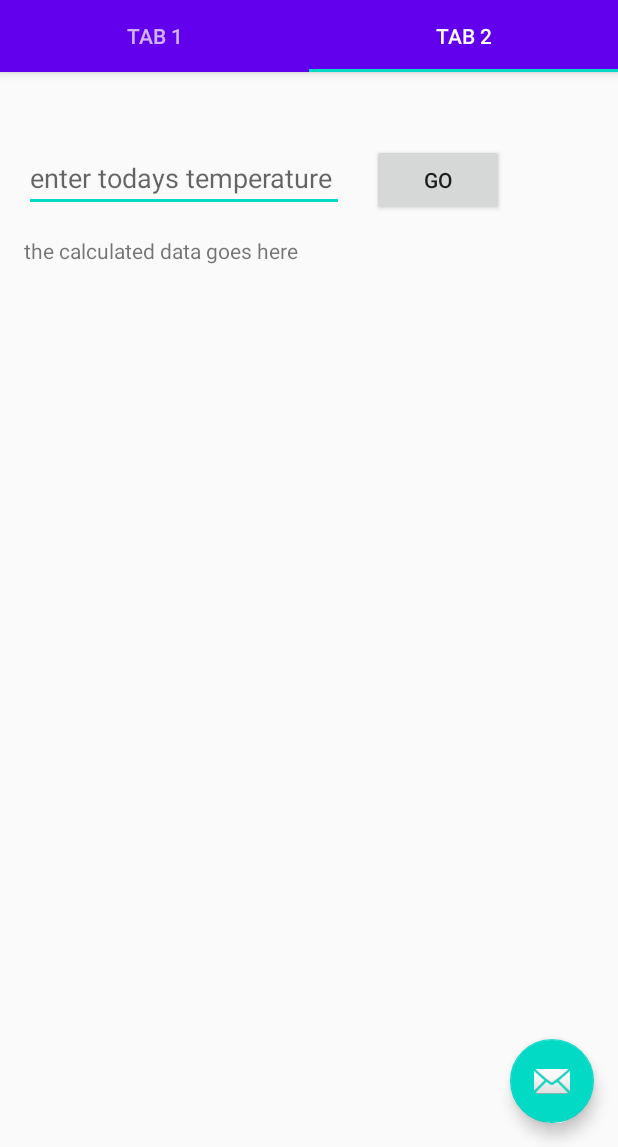
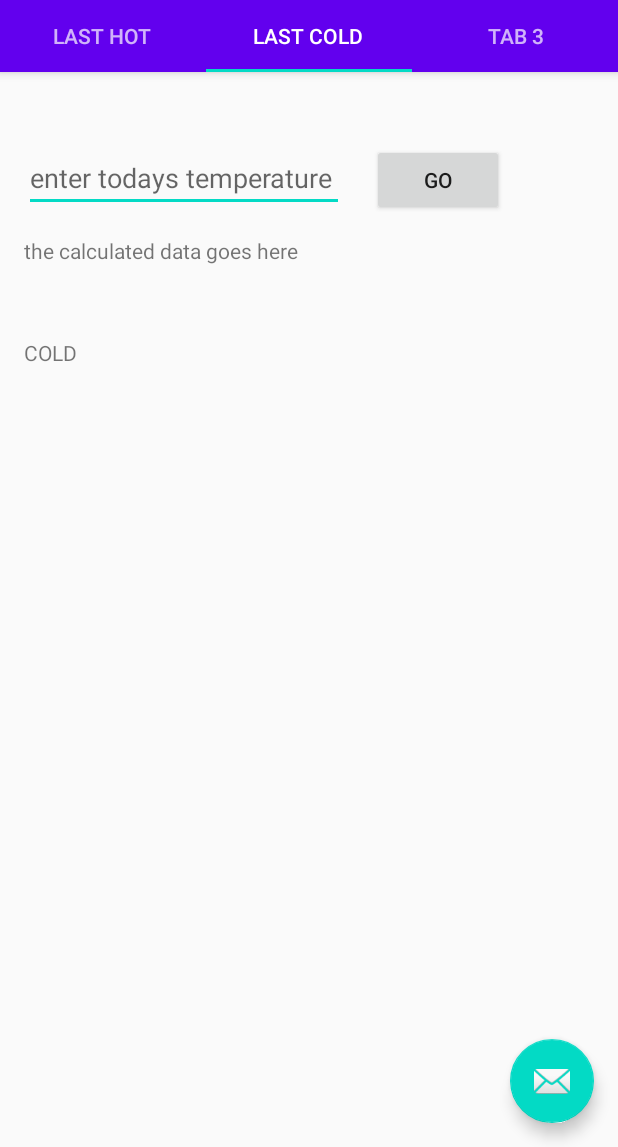
Before and after one commit to simoncoop1/WhenWasItLastThisHot, an Android app: the screen it shows after launch (MainActivity), tab 2 chosen, on a phone screen of 412 x 824 dp, the part 89-1236 px from its top. Run offline under Robolectric (Android 15) with nearby library versions, the phone set to English and light mode, and no system bars; 1 statement that could not run was skipped.

Commit message:
new tabs

```diff
--- a/app/src/main/java/com/example/whenwasitlastthishot/ui/main/PlaceholderFragment.kt
+++ b/app/src/main/java/com/example/whenwasitlastthishot/ui/main/PlaceholderFragment.kt
@@ -31,7 +31,6 @@
         super.onCreate(savedInstanceState)
         pageViewModel = ViewModelProviders.of(this).get(PageViewModel::class.java).apply {
             setIndex(arguments?.getInt(ARG_SECTION_NUMBER) ?: 1)
-
         }
     }
 
@@ -39,6 +38,7 @@
             inflater: LayoutInflater, container: ViewGroup?,
             savedInstanceState: Bundle?
     ): View? {
+        if (arguments?.getInt(ARG_SECTION_NUMBER) == 1) {
             val root = inflater.inflate(R.layout.fragment_main, container, false)
             val textView: TextView = root.findViewById(R.id.section_label)
             pageViewModel.text.observe(this, Observer<String> {
@@ -54,14 +54,17 @@
                 }
                 false
             })
-
             val bu = root.findViewById<Button>(R.id.button)
             bu.setOnClickListener {
                 // Do something in response to button click
                 buttonClick(root)
             }
-
             return root
+        }
+        else {
+            val root = inflater.inflate(R.layout.cold_fragment_, container, false)
+            return root
+        }
     }
 
     fun getDaySuffix(day : Int): String?{
--- a/app/src/main/java/com/example/whenwasitlastthishot/ui/main/SectionsPagerAdapter.kt
+++ b/app/src/main/java/com/example/whenwasitlastthishot/ui/main/SectionsPagerAdapter.kt
@@ -8,7 +8,8 @@
 
 private val TAB_TITLES = arrayOf(
         R.string.tab_text_1,
-        R.string.tab_text_2
+        R.string.tab_text_2,
+        R.string.tab_text_3
 )
 
 /**
@@ -30,6 +31,6 @@
 
     override fun getCount(): Int {
         // Show 2 total pages.
-        return 2
+        return 3
     }
 }
--- /dev/null
+++ b/app/src/main/res/layout/cold_fragment_.xml
@@ -0,0 +1,66 @@
+<?xml version="1.0" encoding="utf-8"?>
+<androidx.constraintlayout.widget.ConstraintLayout xmlns:android="http://schemas.android.com/apk/res/android"
+    xmlns:app="http://schemas.android.com/apk/res-auto"
+    xmlns:tools="http://schemas.android.com/tools"
+    android:id="@+id/constraintLayout"
+    android:layout_width="match_parent"
+    android:layout_height="match_parent"
+    tools:context=".ui.main.PlaceholderFragment">
+
+    <TextView
+        android:id="@+id/textView2"
+        android:layout_width="wrap_content"
+        android:layout_height="wrap_content"
+        android:layout_marginStart="16dp"
+        android:layout_marginTop="84dp"
+        android:text="COLD"
+        app:layout_constraintStart_toStartOf="parent"
+        app:layout_constraintTop_toBottomOf="@+id/editTextTemp" />
+
+    <TextView
+        android:id="@+id/section_label"
+        android:layout_width="wrap_content"
+        android:layout_height="wrap_content"
+        android:layout_marginStart="@dimen/activity_horizontal_margin"
+        android:layout_marginTop="@dimen/activity_vertical_margin"
+        android:layout_marginEnd="@dimen/activity_horizontal_margin"
+        android:layout_marginBottom="@dimen/activity_vertical_margin"
+        app:layout_constraintLeft_toLeftOf="parent"
+        app:layout_constraintTop_toTopOf="@+id/constraintLayout"
+        tools:layout_constraintLeft_creator="1"
+        tools:layout_constraintTop_creator="1" />
+
+    <Button
+        android:id="@+id/button"
+        android:layout_width="wrap_content"
+        android:layout_height="wrap_content"
+        android:layout_marginStart="232dp"
+        android:layout_marginTop="48dp"
+        android:text="Go"
+        app:layout_constraintStart_toStartOf="@+id/editTextTemp"
+        app:layout_constraintTop_toTopOf="parent" />
+
+    <EditText
+        android:id="@+id/editTextTemp"
+        android:layout_width="wrap_content"
+        android:layout_height="wrap_content"
+        android:layout_marginStart="16dp"
+        android:layout_marginTop="48dp"
+        android:ems="10"
+        android:hint="enter todays temperature"
+        android:imeOptions="actionDone"
+        android:inputType="numberSigned"
+        app:layout_constraintStart_toStartOf="parent"
+        app:layout_constraintTop_toTopOf="parent" />
+
+    <TextView
+        android:id="@+id/textView"
+        android:layout_width="wrap_content"
+        android:layout_height="wrap_content"
+        android:layout_marginStart="16dp"
+        android:layout_marginTop="16dp"
+        android:text="the calculated data goes here"
+        app:layout_constraintStart_toStartOf="parent"
+        app:layout_constraintTop_toBottomOf="@+id/editTextTemp" />
+
+</androidx.constraintlayout.widget.ConstraintLayout>
--- a/app/src/main/res/values/strings.xml
+++ b/app/src/main/res/values/strings.xml
@@ -1,7 +1,8 @@
 <resources>
     <string name="app_name">WhenWasItLastThisHot</string>
-    <string name="tab_text_1">Tab 1</string>
-    <string name="tab_text_2">Tab 2</string>
+    <string name="tab_text_1">Last Hot</string>
+    <string name="tab_text_2">Last Cold</string>
+    <string name="tab_text_3">Tab 3</string>
     <string name="temp">{0}, {1}{2} {3} {4}</string>
     <string name="daySuffix_st">st</string>
     <string name="daySuffix_nd">nd</string>
```
Lines whose indentation alone changed are shown as unchanged.
